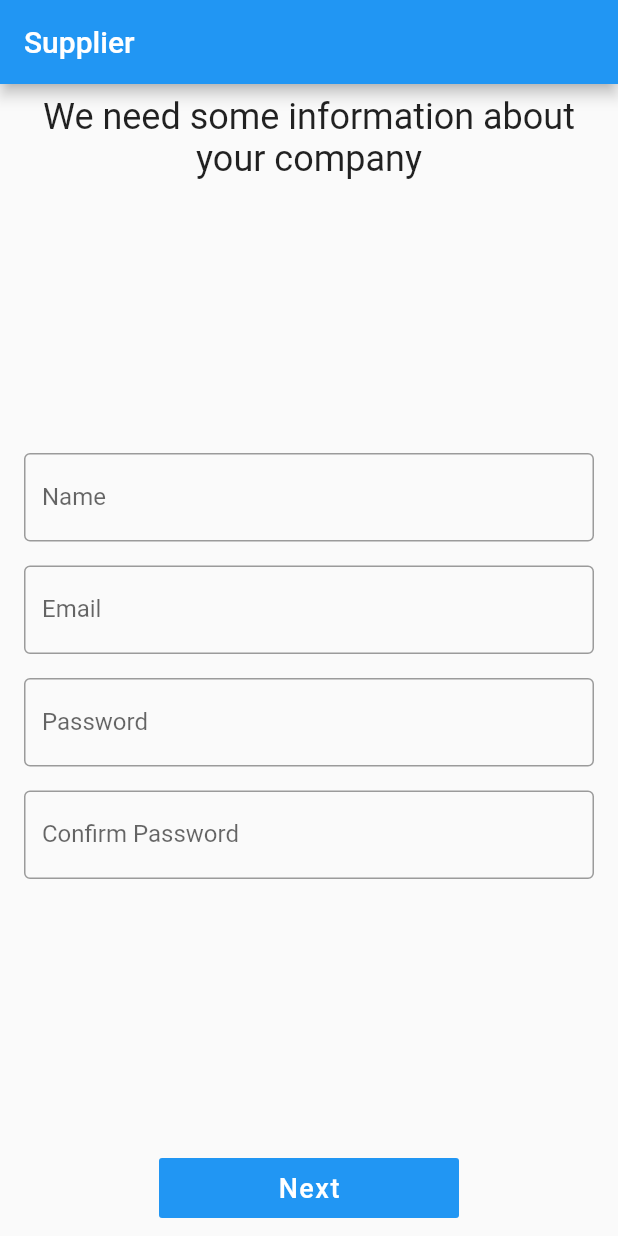
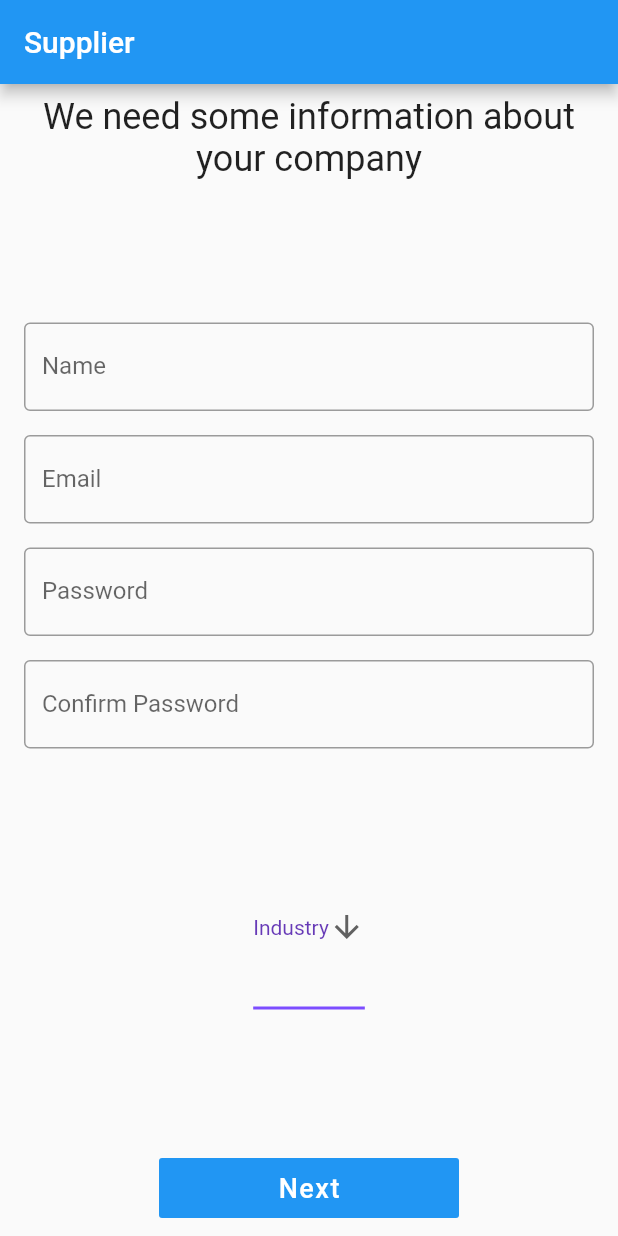
Before and after one commit to MartinOsama123/Mazloum, a Flutter app: the screen it shows after launch, on a phone screen of 412 x 824 dp. Run offline on Flutter 3.47's test engine with Material 2 defaults, Android fonts, the phone set to English and light mode, and no system bars.

Commit message:
Industry DropBox

```diff
--- a/lib/Screens/SupplierRegisteration.dart
+++ b/lib/Screens/SupplierRegisteration.dart
@@ -1,4 +1,5 @@
 import 'package:flutter/material.dart';
+import 'package:flutter/rendering.dart';
 
 
 
@@ -14,7 +15,7 @@ import 'package:flutter/material.dart';
 // }
 
 class SupplierRegisteration extends StatelessWidget {
-
+  String dropdownValue = "Industry";
   @override
   Widget build(BuildContext context) {
 
@@ -27,6 +28,7 @@ class SupplierRegisteration extends StatelessWidget {
 
         child: Padding(
           padding: const EdgeInsets.all(8.0),
+
             child: Column(
               mainAxisAlignment: MainAxisAlignment.center,
               children: [
@@ -34,9 +36,12 @@ class SupplierRegisteration extends StatelessWidget {
                 Spacer(),
                 SupplierMainInfo(),
                 Spacer(),
+             Expanded(child: DescriptionSupplier()),
+                Spacer(),
                 FlatButton(onPressed: (){}, child: Text("Next",style: TextStyle(fontSize: 18,letterSpacing: 1,color: Colors.white),),color: Theme.of(context).accentColor,minWidth: 200,height: 40,),
               ],
             ),
+
         ),
       ),
 
@@ -44,6 +49,49 @@ class SupplierRegisteration extends StatelessWidget {
   }
 }
 
+
+class DescriptionSupplier extends StatefulWidget {
+  DescriptionSupplier({Key key}) : super(key: key);
+
+
+
+
+  @override
+  _MyDescriptionSupplier createState() => _MyDescriptionSupplier();
+}
+class _MyDescriptionSupplier extends State<DescriptionSupplier> {
+  String dropdownValue = "Industry";
+
+  @override
+  Widget build(BuildContext context) {
+    body:
+    return
+
+      DropdownButton<String>(
+        value: dropdownValue,
+        icon: Icon(Icons.arrow_downward),
+        iconSize: 24,
+        elevation: 16,
+        style: TextStyle(color: Colors.deepPurple),
+        underline: Container(
+          height: 2,
+          color: Colors.deepPurpleAccent,
+        ),
+        onChanged: (String newValue) {
+          setState(() {
+            dropdownValue = newValue;
+          });
+        },
+        items: <String>['Industry', 'Two', 'Free', 'Four']
+            .map<DropdownMenuItem<String>>((String value) {
+          return DropdownMenuItem<String>(
+            value: value,
+            child: Text(value),
+          );
+        }).toList(),
+      );
+  }
+}
 class SupplierMainInfo extends StatelessWidget {
   const SupplierMainInfo({
     Key key,
```
Lines whose indentation alone changed are shown as unchanged.
